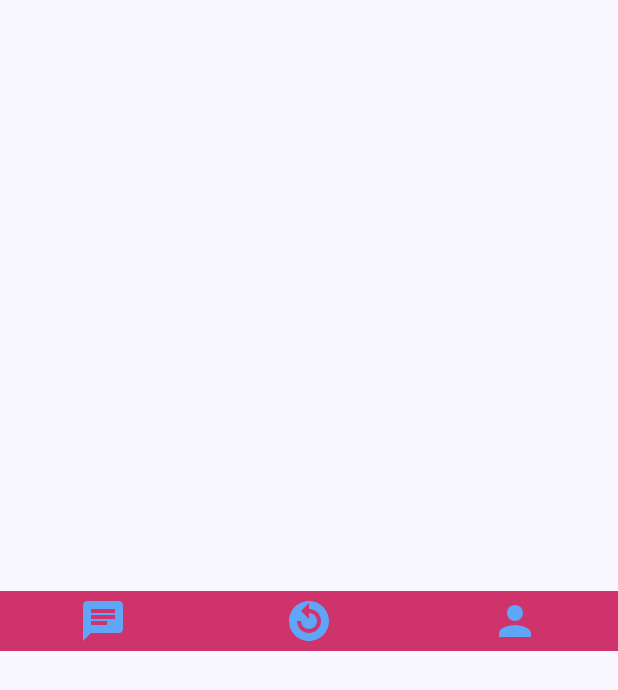
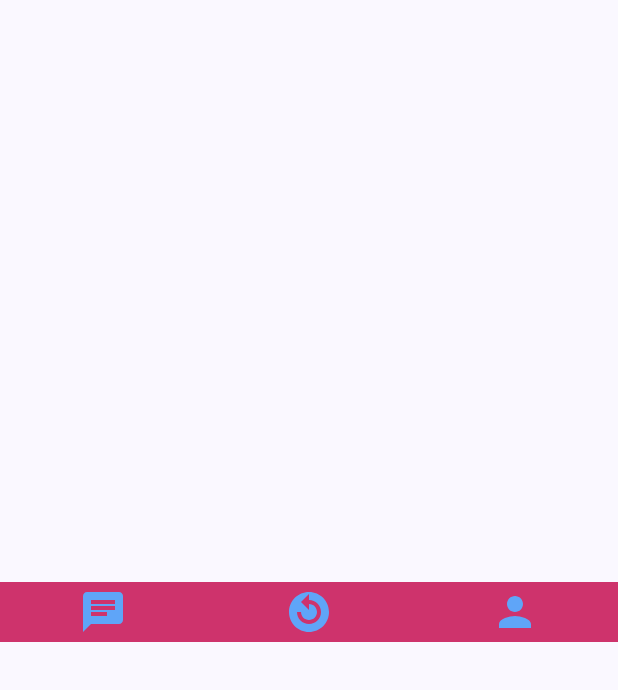
Before and after one commit to Shivanjal00/ChatWave, an Android app built with Jetpack Compose: the StatusScreen screen opened through its navigation route, on a phone screen of 412 x 824 dp. Shown: the top 690 px of the screen. Run offline under Robolectric (Android 15) with nearby library versions, the phone set to English and light mode, and no system bars; our stand-ins replace Dagger/Hilt's generated code, Firebase (no records; nobody signed in at launch, a user with empty details on screens opened directly).

Commit message:
first commit

```diff
--- a/app/src/main/java/com/example/chatwave/Screens/BottomNavigationMenu.kt
+++ b/app/src/main/java/com/example/chatwave/Screens/BottomNavigationMenu.kt
@@ -38,7 +38,7 @@ fun BottomNavigationMenu(
         modifier = Modifier
             .fillMaxWidth()
             .wrapContentHeight()
-            .padding(top = 4.dp)
+            .padding(bottom = 8.dp)
             .background(clr.r)
     ) {
 
--- a/app/src/main/java/com/example/chatwave/Screens/ChatListScreen.kt
+++ b/app/src/main/java/com/example/chatwave/Screens/ChatListScreen.kt
@@ -1,28 +1,127 @@
 package com.example.chatwave.Screens
 
+import androidx.compose.foundation.layout.Arrangement
+import androidx.compose.foundation.layout.Column
+import androidx.compose.foundation.layout.fillMaxSize
 import androidx.compose.foundation.layout.padding
+import androidx.compose.foundation.shape.CircleShape
+import androidx.compose.foundation.text.KeyboardOptions
+import androidx.compose.material.icons.Icons
+import androidx.compose.material.icons.rounded.Add
+import androidx.compose.material3.AlertDialog
+import androidx.compose.material3.Button
+import androidx.compose.material3.ExperimentalMaterial3Api
+import androidx.compose.material3.FloatingActionButton
+import androidx.compose.material3.Icon
+import androidx.compose.material3.MaterialTheme
+import androidx.compose.material3.OutlinedTextField
+import androidx.compose.material3.Scaffold
 import androidx.compose.material3.Text
 import androidx.compose.runtime.Composable
+import androidx.compose.runtime.mutableStateOf
+import androidx.compose.runtime.remember
+import androidx.compose.ui.Alignment
 import androidx.compose.ui.Modifier
+import androidx.compose.ui.graphics.Color
+import androidx.compose.ui.text.input.KeyboardType
 import androidx.compose.ui.unit.dp
 import androidx.navigation.NavHostController
 import com.example.chatwave.CommonProgressBar
 import com.example.chatwave.LCViewModel
+import com.example.chatwave.TitleText
 
 @Composable
 fun ChatListScreen(navController: NavHostController, vm: LCViewModel) {
 
-    val inProgress = vm.inProcess
-    if(inProgress.value){
+    val inProgress = vm.inProcessChats
+    if (inProgress.value) {
         CommonProgressBar()
-    }else{
+    } else {
+        val chats = vm.chats.value
+        val userData = vm.userData.value
+        val showDialog = remember {
+            mutableStateOf(false)
+        }
+        val onFabClick : ()->Unit = {showDialog.value = true}
+        val onDismiss : ()->Unit = {showDialog.value = false}
+        val onAddChat : (String)->Unit = {
+            vm.onAddChat(it)
+            showDialog.value = false
+        }
 
+        Scaffold(
+            floatingActionButton = {
+                FloatingActionButton(
+                    onClick = onFabClick,
+                    containerColor = MaterialTheme.colorScheme.secondary,
+                    shape = CircleShape,
+                    modifier = Modifier.padding(bottom = 40.dp)
+                ) {
+                    Icon(imageVector = Icons.Rounded.Add, contentDescription = null, tint = Color.White)
+                }
+            },
+            content = {
+                Column(
+                    modifier = Modifier
+                        .fillMaxSize()
+                        .padding(it)
+                ) {
+                    TitleText(txt = "Chats")
+
+                    if(chats.isEmpty()){
+                        Column(modifier = Modifier
+                            .fillMaxSize()
+                            .weight(1f),
+                            horizontalAlignment = Alignment.CenterHorizontally,
+                            verticalArrangement = Arrangement.Center
+                        ) {
+                            Text(text = "No Chats Available")
+                        }
+                    }
+
+                    BottomNavigationMenu(
+                        selectedItem = BottomNavigationItem.CHATLIST,
+                        navController = navController
+                    )
+
+                }
+            }
+
+        )
+
+        if (showDialog.value) {
+            AddChatDialog(
+                onDismiss = onDismiss,
+                onAddChat = onAddChat
+            )
+        }
     }
-
-    BottomNavigationMenu(selectedItem = BottomNavigationItem.CHATLIST, navController = navController)
 }
 
 @Composable
-fun FAB(){
-
+fun AddChatDialog(
+    onDismiss: () -> Unit,
+    onAddChat: (String) -> Unit
+) {
+    val addChatNumber = remember {
+        mutableStateOf("")
+    }
+    AlertDialog(onDismissRequest = {
+        onDismiss.invoke()
+        addChatNumber.value = ""
+    },
+        confirmButton = {
+            Button(onClick = { onAddChat(addChatNumber.value) }) {
+                Text(text = "Add Chat")
+            }
+        },
+        title = { Text(text = "Add Chat") },
+        text = {
+            OutlinedTextField(
+                value = addChatNumber.value,
+                onValueChange = { addChatNumber.value = it },
+                keyboardOptions = KeyboardOptions(keyboardType = KeyboardType.Number)
+            )
+        }
+    )
 }
```
Also changed, not shown: app/src/main/java/com/example/chatwave/Data/DataType.kt (+12 -0 lines), app/src/main/java/com/example/chatwave/LCViewModel.kt (+31 -22 lines), app/src/main/java/com/example/chatwave/Screens/ProfileScreen.kt (+47 -65 lines), app/src/main/java/com/example/chatwave/Util.kt (+55 -52 lines).
